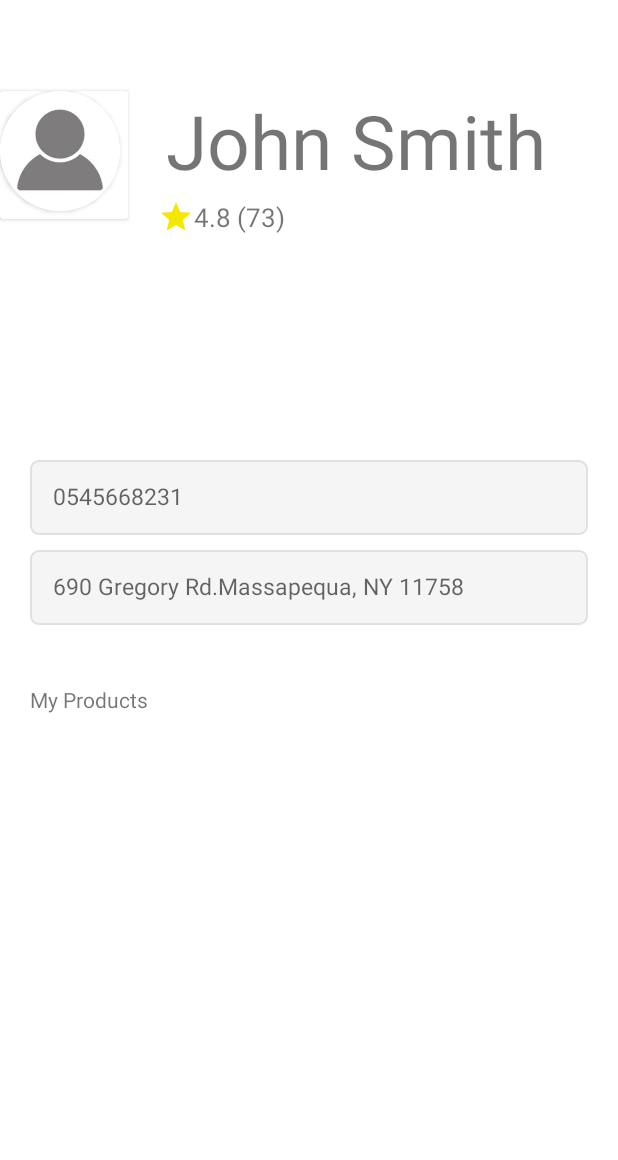
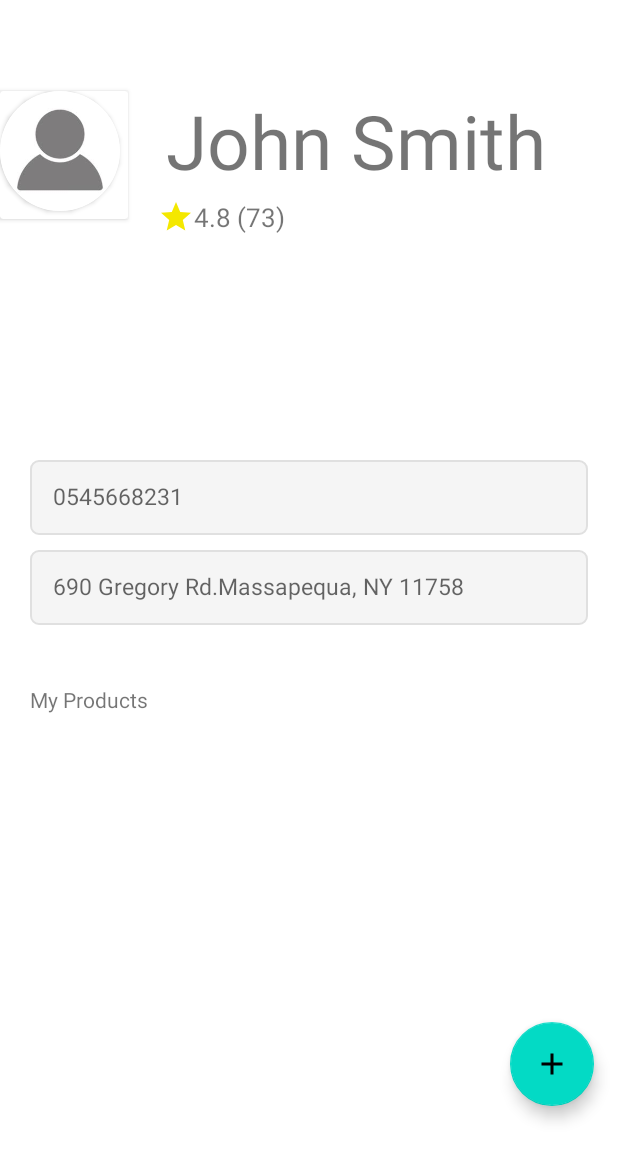
Before and after one commit to kestennoam/Hackaton-Huji-2022, an Android app: the ProfileActivity screen opened directly, with no data from a screen before it, on a phone screen of 412 x 824 dp. Shown: the top 1160 px of the screen. Run offline under Robolectric (Android 15) with nearby library versions, the light colour scheme and no system bars; our stand-ins replace Firebase (no records; nobody signed in at launch, a user with empty details on screens opened directly).

Commit message:
profile activity

```diff
--- a/app/src/main/java/com/example/hujihackaton47/ProfileActivity.java
+++ b/app/src/main/java/com/example/hujihackaton47/ProfileActivity.java
@@ -23,6 +23,8 @@ import com.example.hujihackaton47.adapters.MyItemAdapter;
 import com.example.hujihackaton47.adapters.ResultItemAdapter;
 import com.example.hujihackaton47.db.Database;
 import com.example.hujihackaton47.models.Item;
+import com.google.android.material.floatingactionbutton.FloatingActionButton;
+import com.google.android.material.snackbar.Snackbar;
 
 import java.util.ArrayList;
 import java.util.List;
@@ -44,6 +46,8 @@ public class ProfileActivity extends AppCompatActivity {
         sp = PreferenceManager.getDefaultSharedPreferences(this);
 
         // set ui components
+        FloatingActionButton addItemFab = findViewById(R.id.fab_add_item);
+
 
         // recycler view
         RecyclerView recyclerView = findViewById(R.id.item_recycler_view);
@@ -52,6 +56,16 @@ public class ProfileActivity extends AppCompatActivity {
         recyclerView.setAdapter(adapter);
         recyclerView.setLayoutManager(new LinearLayoutManager(this, RecyclerView.HORIZONTAL, false));
 
+        // order item click
+        addItemFab.setOnClickListener(new View.OnClickListener() {
+            @Override
+            public void onClick(View view) {
+                Snackbar.make(view, "Clicked on Order Item Fab", Snackbar.LENGTH_LONG)
+                        .setAction("Action", null).show();
+                Intent intent = new Intent(ProfileActivity.this, OrderItemActivity.class);
+                startActivity(intent);
+            }
+        });
 
     }
 
--- /dev/null
+++ b/app/src/main/res/drawable/ic_baseline_add_24.xml
@@ -0,0 +1,5 @@
+<vector android:height="24dp" android:tint="#11110F"
+    android:viewportHeight="24" android:viewportWidth="24"
+    android:width="24dp" xmlns:android="http://schemas.android.com/apk/res/android">
+    <path android:fillColor="@android:color/white" android:pathData="M19,13h-6v6h-2v-6H5v-2h6V5h2v6h6v2z"/>
+</vector>
--- a/app/src/main/res/layout/activity_profile.xml
+++ b/app/src/main/res/layout/activity_profile.xml
@@ -123,8 +123,16 @@
         android:id="@+id/item_recycler_view"
         android:layout_marginLeft="20dp"
         android:layout_width="match_parent"
-        android:layout_height="400dp"
+        android:layout_height="200dp"
         android:text="item" />
+
+    <com.google.android.material.floatingactionbutton.FloatingActionButton
+        android:id="@+id/fab_add_item"
+        android:layout_width="wrap_content"
+        android:layout_height="wrap_content"
+        android:src="@drawable/ic_baseline_add_24"
+        android:layout_gravity="bottom|end"
+        android:layout_marginEnd="@dimen/fab_margin" />
 
 
 
```
